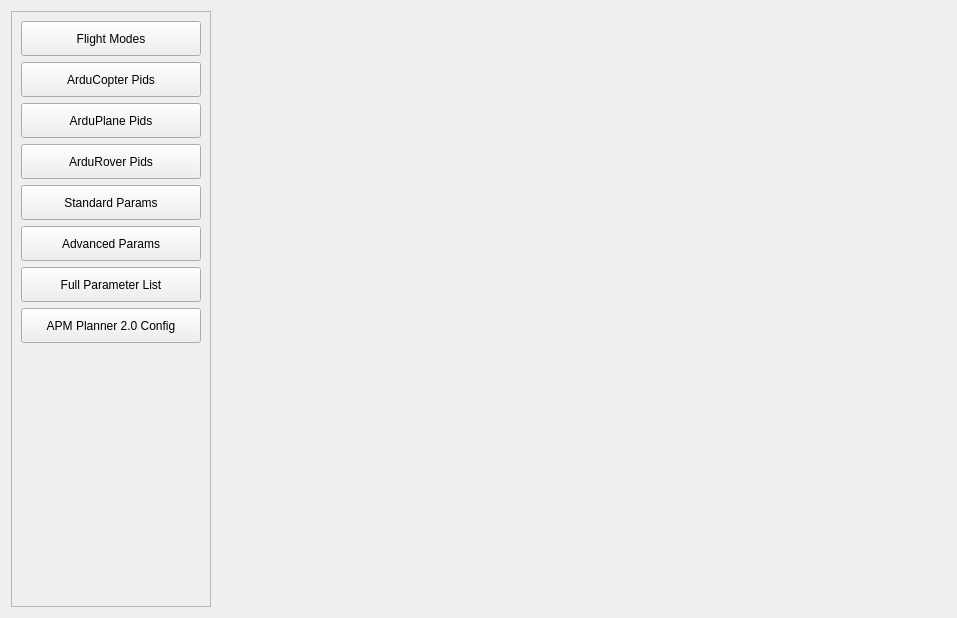
First picture: the form in src/ui/configuration/ApmSoftwareConfig.ui, repository ArduPilot/apm_planner, before the edit.
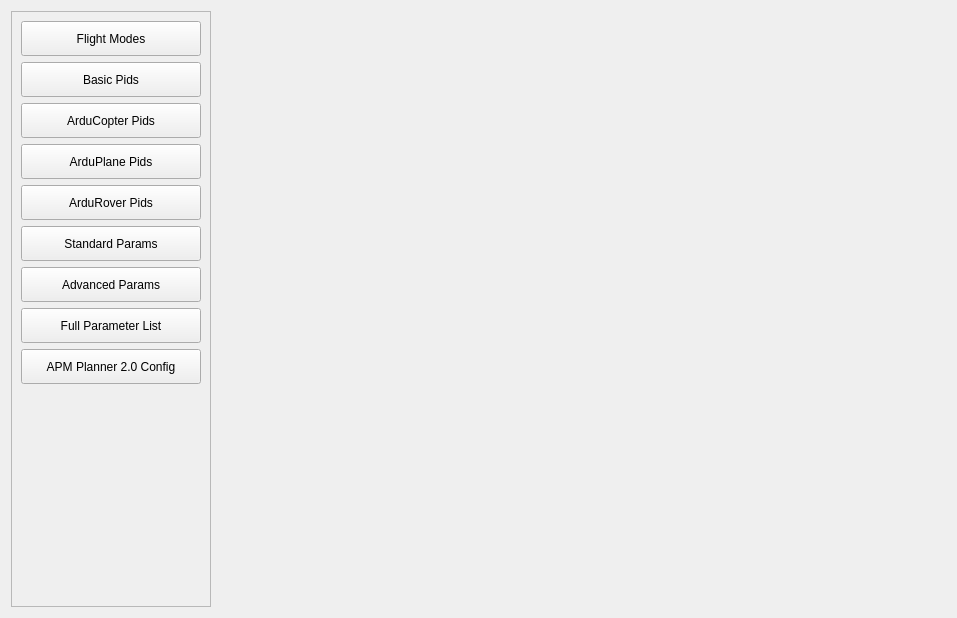
Second picture: the form after the edit.

Commit message: Addition of BasicPidConfig, per MissionPlanner's basic pid config screen

What changed in the file:
```diff
--- a/src/ui/configuration/ApmSoftwareConfig.ui
+++ b/src/ui/configuration/ApmSoftwareConfig.ui
@@ -62,6 +62,19 @@
            </property>
           </widget>
          </item>
+         <item>
+          <widget class="QPushButton" name="basicPidButton">
+           <property name="minimumSize">
+            <size>
+             <width>100</width>
+             <height>35</height>
+            </size>
+           </property>
+           <property name="text">
+            <string>Basic Pids</string>
+           </property>
+          </widget>
+         </item>
          <item>
           <widget class="QPushButton" name="arduCopterPidButton">
            <property name="minimumSize">
```
The commit also changes 4 other files.
